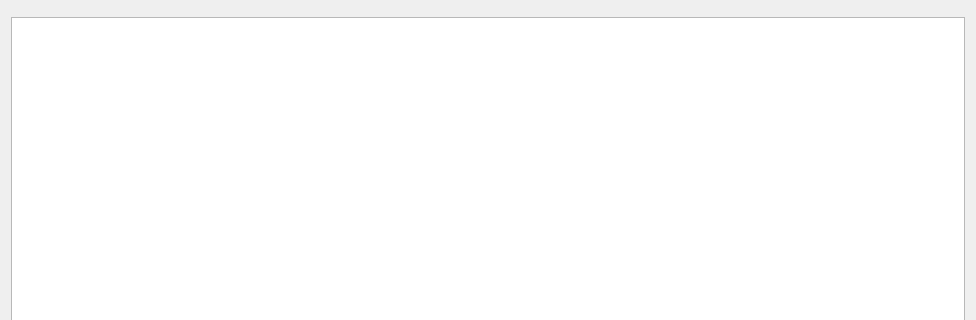
Old version of the form StatementAnonymizator/mainwindow.ui in the repository agabor/platan; both pictures show x 0 to 976 and y 0 to 320 of the 976 by 725 pixel window.
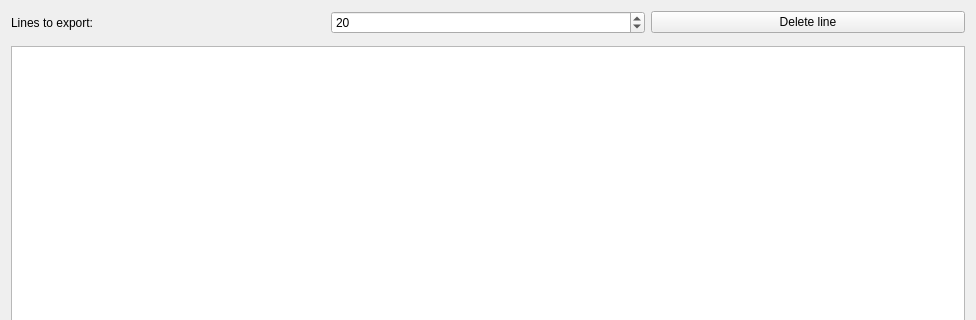
New version of the form. Custom widgets are drawn as their Qt base class.

Diff of the .ui file:
```diff
--- a/StatementAnonymizator/mainwindow.ui
+++ b/StatementAnonymizator/mainwindow.ui
@@ -15,6 +15,37 @@
   </property>
   <widget class="QWidget" name="centralWidget">
    <layout class="QVBoxLayout" name="verticalLayout">
+    <item>
+     <layout class="QHBoxLayout" name="toolLayout">
+      <item>
+       <widget class="QLabel" name="lbLines">
+        <property name="text">
+         <string>Lines to export:</string>
+        </property>
+       </widget>
+      </item>
+      <item>
+       <widget class="QSpinBox" name="sbLines">
+        <property name="minimum">
+         <number>1</number>
+        </property>
+        <property name="maximum">
+         <number>9999</number>
+        </property>
+        <property name="value">
+         <number>20</number>
+        </property>
+       </widget>
+      </item>
+      <item>
+       <widget class="QPushButton" name="btDelete">
+        <property name="text">
+         <string>Delete line</string>
+        </property>
+       </widget>
+      </item>
+     </layout>
+    </item>
     <item>
      <widget class="CSVConfigWidget" name="csvConfig" native="true"/>
     </item>
```
